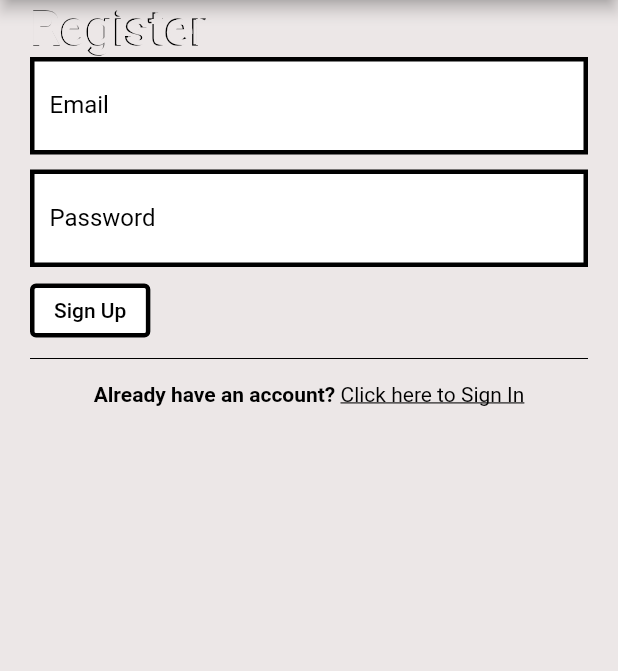
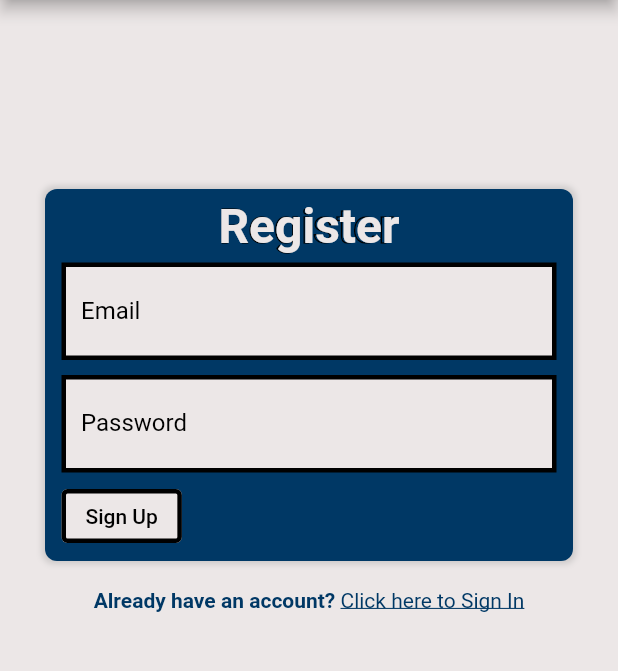
Before and after one commit to deccygpm/UofG-Prepare, a Flutter app: the RegistrationScreen screen opened directly with empty values, on a phone screen of 412 x 824 dp, the part 90-761 px from its top. Run offline on Flutter 3.47's test engine with Material 2 defaults, Android fonts, the phone set to English and light mode, and no system bars; our stand-ins replace email_validator, firebase_auth, firebase_core, flutter_signin_button, font_awesome_flutter, google_fonts and 2 more; accounts and stored records are empty; Roboto replaces fonts that are missing (Literata).

Commit message:
[#13] Rebuilt registration page

```diff
--- a/lib/login/registration.dart
+++ b/lib/login/registration.dart
@@ -32,20 +32,45 @@ class _RegistrationScreenState extends State<RegistrationScreen> {
   Widget build(BuildContext context) {
     return Scaffold(
         appBar: const CustomAppBar(),
-        body: Padding(
-          padding: const EdgeInsets.only(left: 20, right: 20),
+        body: Column(
+          children: [
+            Spacer(),
+            Container(
+              color: Colors.transparent,
+              margin: EdgeInsets.only(left: 20, right: 20),
+              child: Container(
+                decoration: BoxDecoration(
+                    boxShadow: [
+                      BoxShadow(
+                        color: Colors.grey.withOpacity(0.4),
+                        spreadRadius: 2,
+                        blurRadius: 3,
+                      ),
+                    ],
+                    color: themeBlue,
+                    border: Border.all(color: Colors.transparent),
+                    borderRadius: BorderRadius.circular(8)),
+                margin: EdgeInsets.all(10),
+                child: Padding(
+                  padding: const EdgeInsets.only(
+                      right: 10, left: 10, top: 5, bottom: 5),
                   child: Form(
                     key: formKey,
                     child: Column(
                       crossAxisAlignment: CrossAxisAlignment.start,
                       children: [
-                Headline(
+                        Padding(
+                          padding: const EdgeInsets.only(bottom: 5),
+                          child: Center(
+                            child: Headline(
                               data: 'Register',
                               color: themeGrey,
                             ),
+                          ),
+                        ),
                         Container(
                           decoration: BoxDecoration(
-                      color: Colors.white,
+                              color: themeGrey,
                               border: Border.all(
                                 color: Colors.black,
                                 width: 3.0,
@@ -56,16 +81,18 @@ class _RegistrationScreenState extends State<RegistrationScreen> {
                                   controller: emailController,
                                   textInputAction: TextInputAction.next,
                                   keyboardType: TextInputType.emailAddress,
-                          decoration: const InputDecoration(labelText: "Email"),
-                          autovalidateMode: AutovalidateMode.onUserInteraction,
-                          validator: (email) =>
-                              ValidationService().validateEmail(email!))),
+                                  decoration:
+                                      const InputDecoration(labelText: "Email"),
+                                  autovalidateMode:
+                                      AutovalidateMode.onUserInteraction,
+                                  validator: (email) => ValidationService()
+                                      .validateEmail(email!))),
                         ),
                         Padding(
                           padding: const EdgeInsets.only(top: 10),
                           child: Container(
                             decoration: BoxDecoration(
-                        color: Colors.white,
+                                color: themeGrey,
                                 border: Border.all(
                                   color: Colors.black,
                                   width: 3.0,
@@ -76,8 +103,8 @@ class _RegistrationScreenState extends State<RegistrationScreen> {
                                     controller: passwordController,
                                     obscureText: true,
                                     textInputAction: TextInputAction.done,
-                            decoration:
-                                const InputDecoration(labelText: "Password"),
+                                    decoration: const InputDecoration(
+                                        labelText: "Password"),
                                     autovalidateMode:
                                         AutovalidateMode.onUserInteraction,
                                     validator: (password) => ValidationService()
@@ -98,14 +125,16 @@ class _RegistrationScreenState extends State<RegistrationScreen> {
                                         child: CircularProgressIndicator(),
                                       ));
 
-                      AuthService().emailSignUp(emailController.text.trim(),
+                              AuthService().emailSignUp(
+                                  emailController.text.trim(),
                                   passwordController.text.trim());
 
                               navigatorKey.currentState!.pop();
                             },
                             style: OutlinedButton.styleFrom(
-                      backgroundColor: Colors.white,
-                      side: const BorderSide(color: Colors.black, width: 3),
+                              backgroundColor: themeGrey,
+                              side: const BorderSide(
+                                  color: Colors.black, width: 3),
                             ),
                             child: const Text(
                               "Sign Up",
@@ -113,32 +142,34 @@ class _RegistrationScreenState extends State<RegistrationScreen> {
                             ),
                           ),
                         ),
-                const Divider(
-                  color: Colors.black,
+                      ],
+                    ),
+                  ),
+                ),
+              ),
             ),
             Center(
               heightFactor: 2,
               child: RichText(
                   text: TextSpan(
                       text: "Already have an account? ",
-                          style: const TextStyle(
-                              fontWeight: FontWeight.bold, color: Colors.black),
+                      style: TextStyle(
+                          fontWeight: FontWeight.bold, color: themeBlue),
                       children: [
                     TextSpan(
                       recognizer: TapGestureRecognizer()
                         ..onTap = widget.onClickedSignIn,
                       text: "Click here to Sign In",
-                          style: const TextStyle(
+                      style: TextStyle(
                         fontWeight: FontWeight.normal,
                         decoration: TextDecoration.underline,
-                            color: Colors.black,
+                        color: themeBlue,
                       ),
                     ),
                   ])),
-                )
+            ),
+            Spacer(flex: 3)
           ],
-            ),
-          ),
         ));
   }
 }
```
Lines whose indentation alone changed are shown as unchanged.
